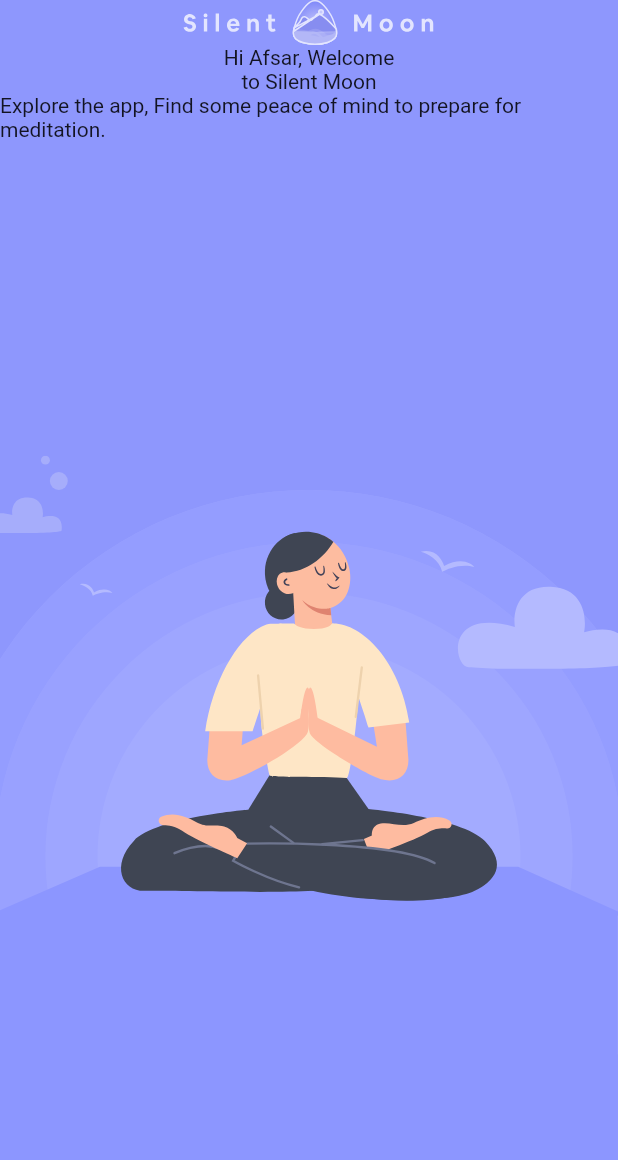
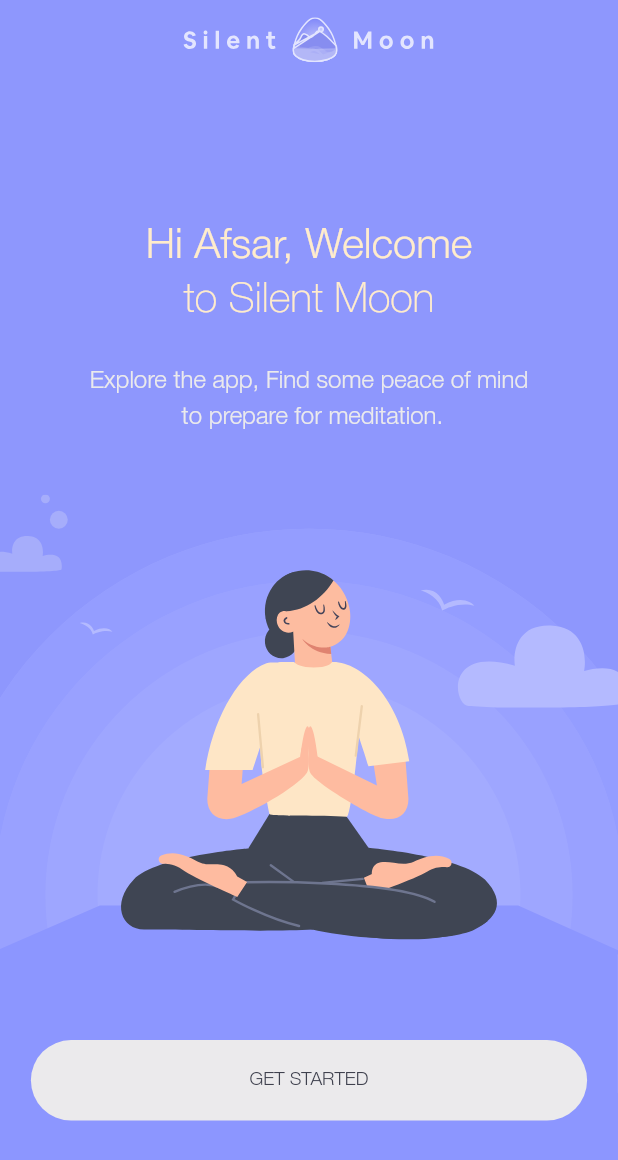
Before and after one commit to ngohieuphat/newbie, a Flutter app: the screen it shows after launch, on a phone screen of 412 x 824 dp. Shown: the top 1160 px of the screen. Run offline on Flutter 3.47's test engine with Material 2 defaults, Android fonts, the phone set to English and light mode, and no system bars; our stand-ins replace device_preview, flutter_svg.

Commit message:
chinh sua giao dien + button

```diff
--- a/lib/pages/home_page.dart
+++ b/lib/pages/home_page.dart
@@ -1,3 +1,5 @@
+import 'dart:ui';
+
 import 'package:demoapp/utils/theme.dart';
 import 'package:flutter/material.dart';
 import 'package:flutter_svg/flutter_svg.dart';
@@ -8,22 +10,95 @@ class HomePage extends StatelessWidget {
   @override
   Widget build(BuildContext context) {
     final orientation = MediaQuery.of(context).orientation;
+    final size = MediaQuery.of(context).size;
     return Scaffold(
       backgroundColor: kColorPrimary,
       body: SafeArea(
           child: orientation == Orientation.portrait
               ? Stack(
-                  children: const [
-                    GetstartedBackground(),
-                    GetStartedHeader(),
+                  children: [
+                    const GetstartedBackground(),
+                    const FractionallySizedBox(
+                      heightFactor: 0.35,
+                      child: GetStartedHeader(),
+                    ),
+                    Align(
+                      alignment: Alignment(0.0, 0.8),
+                      child: GetStartedButton(
+                        fixedSize: MaterialStateProperty.all(
+                          Size(
+                            size.width * 0.9,
+                            size.height * 0.065,
+                          ),
+                        ),
+                        textStyle: MaterialStateProperty.all(
+                          PrimaryFont.medium(size.height * 0.015),
+                        ),
+                      ),
+                    )
                   ],
                 )
               : Row(
-                  children: const [
-                    Expanded(child: GetStartedHeader()),
-                    Expanded(child: GetstartedBackground())
+                  children: [
+                    const Expanded(
+                        child: Align(
+                      alignment: Alignment.topCenter,
+                      child: FractionallySizedBox(
+                          heightFactor: 0.7, child: GetStartedHeader()),
+                    )),
+                    Expanded(
+                      child: Stack(
+                        children: [
+                          const GetstartedBackground(),
+                          Align(
+                            alignment: const Alignment(0.0, 0.8),
+                            child: GetStartedButton(
+                              fixedSize: MaterialStateProperty.all(
+                                Size(
+                                  size.width * 0.4,
+                                  size.height * 0.065,
+                                ),
+                              ),
+                              textStyle: MaterialStateProperty.all(
+                                PrimaryFont.medium(size.height * 0.015),
+                              ),
+                            ),
+                          )
+                        ],
+                      ),
+                    ),
                   ],
                 )),
+    );
+  }
+}
+
+class GetStartedButton extends StatelessWidget {
+  const GetStartedButton({
+    Key? key,
+    this.fixedSize,
+    this.textStyle,
+  }) : super(key: key);
+
+  final MaterialStateProperty<Size>? fixedSize;
+  final MaterialStateProperty<TextStyle>? textStyle;
+  @override
+  Widget build(BuildContext context) {
+    return ElevatedButton(
+      onPressed: () {},
+      child: Text('GET STARTED'),
+      style: ButtonStyle(
+        backgroundColor: MaterialStateProperty.all(kColorLightGrey),
+        shape: MaterialStateProperty.all(
+          RoundedRectangleBorder(
+            borderRadius: BorderRadius.circular(38),
+          ),
+        ),
+        elevation: MaterialStateProperty.all(0),
+        fixedSize: fixedSize,
+        foregroundColor: MaterialStateProperty.all(kColorDarkGrey),
+        textStyle: textStyle,
+      ),
     );
   }
 }
@@ -35,13 +110,17 @@ class GetstartedBackground extends StatelessWidget {
 
   @override
   Widget build(BuildContext context) {
+    final orientation = MediaQuery.of(context).orientation;
+
     return Align(
         alignment: Alignment.bottomCenter,
         child: FractionallySizedBox(
-            heightFactor: 0.6,
+            heightFactor: orientation == Orientation.portrait ? 0.6 : 0.9,
             widthFactor: 1,
             child: FittedBox(
                 fit: BoxFit.cover,
+                alignment: Alignment.topCenter,
+                clipBehavior: Clip.antiAlias,
                 child: SvgPicture.asset('assets/images/bg_get_started.svg'))));
   }
 }
@@ -55,11 +134,55 @@ class GetStartedHeader extends StatelessWidget {
   Widget build(BuildContext context) {
     return Column(
       children: [
-        SvgPicture.asset('assets/images/ic_logo.svg'),
-        Text('Hi Afsar, Welcome'),
-        Text('to Silent Moon'),
-        Text(
-            'Explore the app, Find some peace of mind to prepare for meditation.')
+        Flexible(
+            flex: 2,
+            fit: FlexFit.tight,
+            child: SvgPicture.asset(
+              'assets/images/ic_logo.svg',
+              alignment: Alignment(0.0, -0.8),
+            )),
+        Flexible(
+          flex: 1,
+          child: FittedBox(
+            child: RichText(
+                textAlign: TextAlign.center,
+                text: TextSpan(
+                    text: 'Hi Afsar, Welcome\n',
+                    style: PrimaryFont.medium(30).copyWith(
+                      color: kColorLightYellow,
+                      height: 1.3,
+                    ),
+                    children: [
+                      TextSpan(
+                          text: 'to Silent Moon',
+                          style: PrimaryFont.thin(30)
+                              .copyWith(color: kColorLightYellow))
+                    ])),
+          ),
+        ),
+        Flexible(
+          flex: 1,
+          fit: FlexFit.tight,
+          child: SizedBox.expand(
+            child: FractionallySizedBox(
+              widthFactor: 0.8,
+              child: Align(
+                alignment: Alignment.bottomCenter,
+                child: FittedBox(
+                  child: Align(
+                    alignment: Alignment.center,
+                    child: Text(
+                      'Explore the app, Find some peace of mind\n to prepare for meditation.',
+                      style: PrimaryFont.light(16)
+                          .copyWith(color: kColorLightGrey, height: 1.5),
+                      textAlign: TextAlign.center,
+                    ),
+                  ),
+                ),
+              ),
+            ),
+          ),
+        )
       ],
     );
   }
```
Also changed, not shown: pubspec.yaml (+13 -4 lines).
